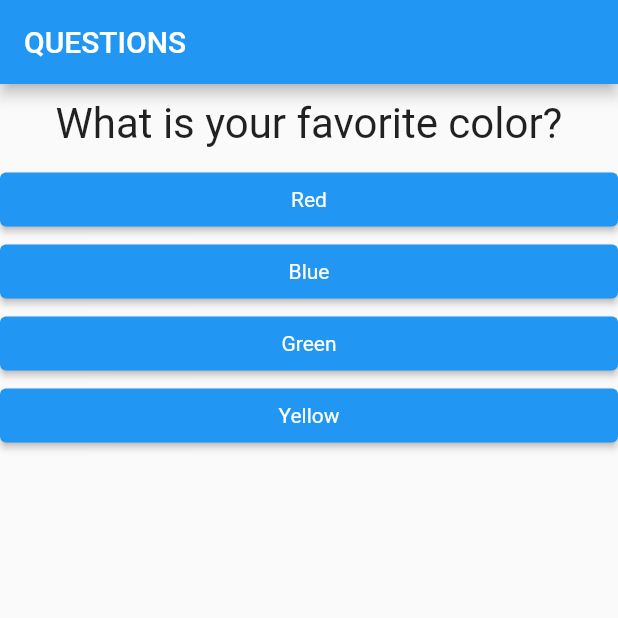
After one commit to fellipetav/quizapplication, a Flutter app: the screen it shows after launch, on a phone screen of 412 x 824 dp, the top half of it. The commit adds this screen. Run offline on Flutter 3.47's test engine with Material 2 defaults, Android fonts, the phone set to English and light mode, and no system bars.

Commit message:
:recycle: refactor: extracts widget questions

```diff
--- a/lib/main.dart
+++ b/lib/main.dart
@@ -1,7 +1,7 @@
 import 'package:flutter/material.dart';
+import 'questions_widget.dart';
 import 'result_widget.dart';
 import 'answer_widget.dart';
-import 'question_widget.dart';
 
 main() => runApp(const QuizApp());
 
@@ -52,12 +52,12 @@ class QuizAppState extends State<QuizApp> {
   // Este método build(BuildContext context) precisa vir para cá pois ela é uma árvore de widgets que dependerá do estado para ser renderizada.
   @override
   Widget build(BuildContext context) {
-    List<String> answersList = isCurrentQuestionIndexValid
+    List<String> answersOptionsList = isCurrentQuestionIndexValid
         ? _questions[_currentQuestionIndex].cast()['answers']
         : [];
 
     // Abordagem mais declaraiva (ou funcional)
-    List<Widget> answersWidgetsList = answersList
+    List<Widget> answersOptionsWidgetList = answersOptionsList
         .map((eachAnswerText) => Answer(eachAnswerText, _answer))
         .toList();
 
@@ -73,12 +73,10 @@ class QuizAppState extends State<QuizApp> {
           title: const Text('QUESTIONS'),
         ),
         body: isCurrentQuestionIndexValid
-            ? Column(
-                children: <Widget>[
-                  Question(
-                      _questions[_currentQuestionIndex]['question'].toString()),
-                  ...answersWidgetsList,
-                ],
+            ? Questions(
+                questionStatement:
+                    _questions[_currentQuestionIndex]['question'].toString(),
+                answersOptionsWidgetList: answersOptionsWidgetList,
               )
             : const Result(),
       ),
--- a/lib/question_widget.dart
+++ b/lib/question_option_widget.dart
@@ -1,9 +1,9 @@
 import 'package:flutter/material.dart';
 
-class Question extends StatelessWidget {
+class QuestionOptions extends StatelessWidget {
   final String text;
 
-  const Question(this.text, {super.key});
+  const QuestionOptions(this.text, {super.key});
 
   @override
   Widget build(BuildContext context) {
--- /dev/null
+++ b/lib/questions_widget.dart
@@ -0,0 +1,23 @@
+import 'package:flutter/material.dart';
+import 'question_option_widget.dart';
+
+class Questions extends StatelessWidget {
+  final String questionStatement;
+  final List<Widget> answersOptionsWidgetList;
+
+  const Questions({
+    Key? key,
+    required this.questionStatement,
+    required this.answersOptionsWidgetList,
+  }) : super(key: key);
+
+  @override
+  Widget build(BuildContext context) {
+    return Column(
+      children: <Widget>[
+        QuestionOptions(questionStatement),
+        ...answersOptionsWidgetList,
+      ],
+    );
+  }
+}
```
Also changed, not shown: 1 other file.
